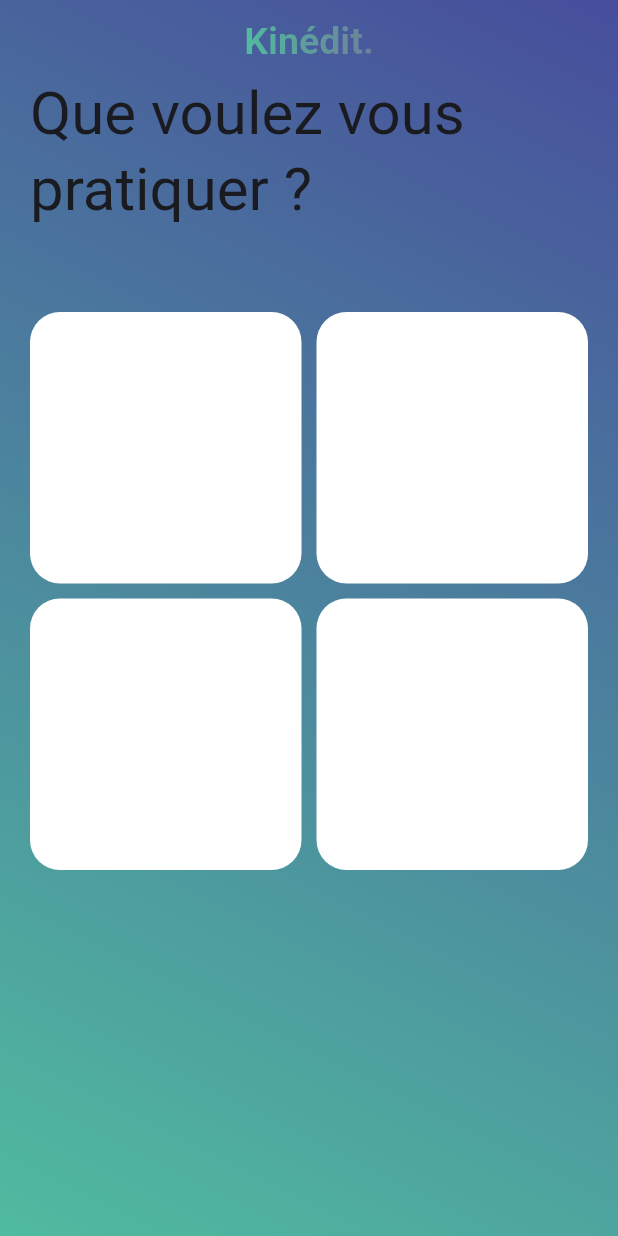
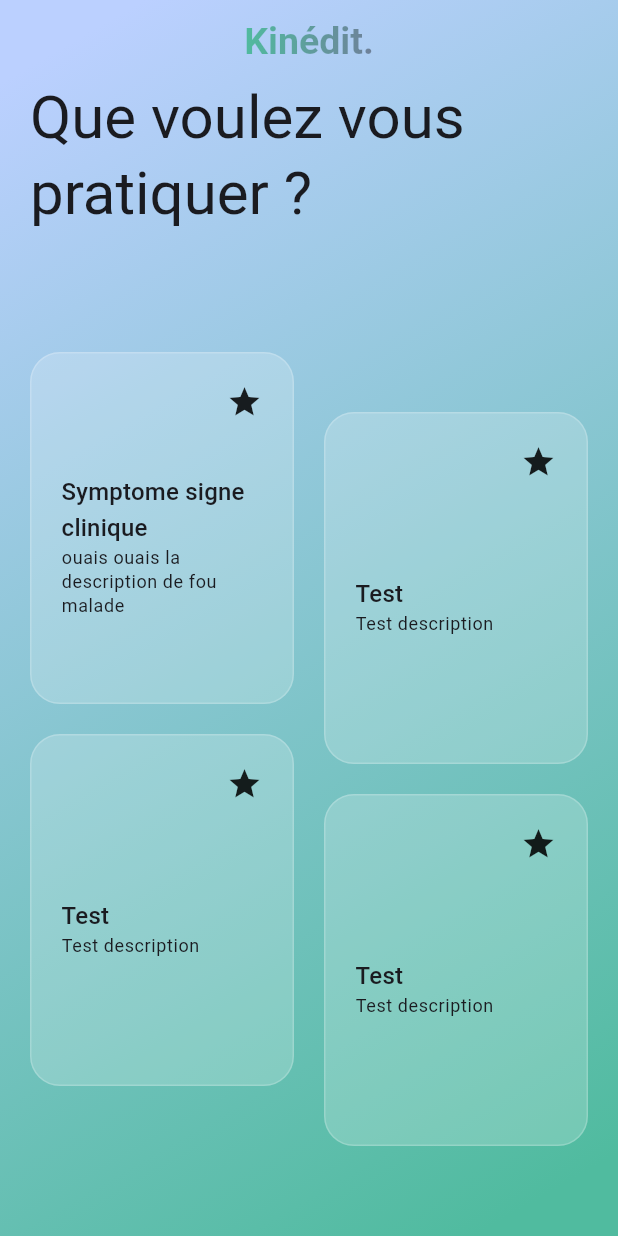
Before and after one commit to Di-KaZ/kinedit, a Flutter app: the screen it shows after launch, on a phone screen of 412 x 824 dp. Run offline on Flutter 3.47's test engine with Material 2 defaults, Android fonts, the light colour scheme and no system bars; our stand-ins replace flutter_svg, go_router, hooks_riverpod, riverpod_annotation; generated files the repository leaves out were written again.

Commit message:
first main screen implementation

```diff
--- a/analysis_options.yaml
+++ b/analysis_options.yaml
@@ -7,7 +7,7 @@
 
 # The following line activates a set of recommended lints for Flutter apps,
 # packages, and plugins designed to encourage good coding practices.
-include: package:flutter_lints/flutter.yaml
+include: package:very_good_analysis/analysis_options.yaml
 
 linter:
   # The lint rules applied to this project can be customized in the
--- a/lib/routes/home.dart
+++ b/lib/routes/home.dart
@@ -1,6 +1,5 @@
-import 'dart:ui';
-
 import 'package:flutter/material.dart';
+import 'package:flutter_svg/svg.dart';
 import 'package:go_router/go_router.dart';
 import 'package:hooks_riverpod/hooks_riverpod.dart';
 
@@ -19,8 +18,6 @@ class HomeRoute extends GoRouteData {
         title: ShaderMask(
           blendMode: BlendMode.srcIn,
           shaderCallback: (bounds) => const LinearGradient(
-            begin: Alignment.centerLeft,
-            end: Alignment.centerRight,
             colors: <Color>[Color(0xff50bb9f), Color(0xff707d99)],
           ).createShader(const Rect.fromLTWH(0, 0, 90, 25)),
           child: Text(
@@ -33,71 +30,183 @@ class HomeRoute extends GoRouteData {
         ),
       ),
       extendBodyBehindAppBar: true,
-      body: Container(
-        padding: const EdgeInsets.only(top: 50.0, left: 20, right: 20),
-        decoration: const BoxDecoration(
-          gradient: LinearGradient(
-            begin: Alignment.topRight,
-            end: Alignment.bottomLeft,
-            colors: [
-              Color(0xff474e9c),
-              Color(0xff50bb9f),
-            ],
+      body: Stack(
+        children: [
+          const Positioned.fill(
+            child: SVGBackground(),
           ),
-        ),
-        child: Center(
-          child: Column(
-            children: [
-              Text(
-                'Que voulez vous pratiquer ?',
-                style: Theme.of(context)
-                    .textTheme
-                    .titleLarge
-                    ?.copyWith(fontSize: 40),
-              ),
-              Expanded(
-                child: GridView(
-                  gridDelegate: const SliverGridDelegateWithFixedCrossAxisCount(
-                    crossAxisCount: 2,
-                    mainAxisSpacing: 10,
-                    crossAxisSpacing: 10,
+          Container(
+            padding: const EdgeInsets.all(20),
+            child: Column(
+              mainAxisAlignment: MainAxisAlignment.end,
+              children: [
+                Text(
+                  'Que voulez vous pratiquer ?',
+                  style: Theme.of(context)
+                      .textTheme
+                      .titleLarge
+                      ?.copyWith(fontSize: 40),
+                ),
+                Padding(
+                  padding: const EdgeInsets.symmetric(vertical: 40),
+                  child: Row(
+                    children: [
+                      Flexible(
+                        child: Column(
+                          mainAxisAlignment: MainAxisAlignment.center,
+                          children: [
+                            MenuCard(
+                              title: 'Symptome signe clinique',
+                              description:
+                                  'ouais ouais la description de fou malade',
+                              icon: Icons.star,
+                            ),
+                            const SizedBox(height: 20),
+                            MenuCard(
+                              title: 'Test',
+                              description: 'Test description',
+                              icon: Icons.star,
+                            ),
+                          ],
+                        ),
+                      ),
+                      const SizedBox(width: 20),
+                      Flexible(
+                        child: Padding(
+                          padding: const EdgeInsets.only(top: 80),
+                          child: Column(
+                            mainAxisAlignment: MainAxisAlignment.center,
+                            children: [
+                              MenuCard(
+                                title: 'Test',
+                                description: 'Test description',
+                                icon: Icons.star,
+                              ),
+                              const SizedBox(height: 20),
+                              MenuCard(
+                                title: 'Test',
+                                description: 'Test description',
+                                icon: Icons.star,
+                              ),
+                            ],
+                          ),
+                        ),
+                      ),
+                    ],
                   ),
-                  children: const [
-                    GameModeCard(),
-                    GameModeCard(),
-                    GameModeCard(),
-                    GameModeCard(),
-                  ],
                 ),
-              ),
-            ],
+                // GridView(
+                //   shrinkWrap: true,
+                //   gridDelegate: const SliverGridDelegateWithFixedCrossAxisCount(
+                //     crossAxisCount: 2,
+                //     mainAxisSpacing: 10,
+                //     crossAxisSpacing: 10,
+                //     childAspectRatio: 9 / 12,
+                //   ),
+                //   children: const [
+                //     MenuCard(
+                //       title: 'Test',
+                //       description: 'Test description',
+                //       icon: Icons.star,
+                //     ),
+                //     MenuCard(
+                //       title: 'Test',
+                //       description: 'Test description',
+                //       icon: Icons.star,
+                //     ),
+                //     MenuCard(
+                //       title: 'Test',
+                //       description: 'Test description',
+                //       icon: Icons.star,
+                //     ),
+                //     MenuCard(
+                //       title: 'Test',
+                //       description: 'Test description',
+                //       icon: Icons.star,
+                //     ),
+                //   ],
+                // ),
+              ],
+            ),
           ),
-        ),
-        // Row(
-        //   mainAxisSize: MainAxisSize.min,
-        //   children: [
-        //     Column(
-        //       children: [GameModeCard(), GameModeCard()],
-        //     ),
-        //     Column(
-        //       children: [GameModeCard(), GameModeCard()],
-        //     ),
-        //   ],
-        // ),
+        ],
       ),
     );
   }
 }
 
-class GameModeCard extends ConsumerWidget {
-  const GameModeCard({super.key});
+/// SVG background for the app
+class SVGBackground extends StatelessWidget {
+  /// Create SVG background for the app
+  const SVGBackground({
+    super.key,
+  });
+
+  @override
+  Widget build(BuildContext context) {
+    return SvgPicture.asset(
+      'assets/bg.svg',
+      fit: BoxFit.cover,
+    );
+  }
+}
+
+class MenuCard extends ConsumerWidget {
+  /// title of the gamemode
+  final String title;
+
+  /// short descirption of the gamemode
+  final String description;
+
+  /// the icon to display
+  final IconData icon;
+
+  const MenuCard({
+    required this.title,
+    required this.description,
+    required this.icon,
+    super.key,
+  });
 
   @override
   Widget build(BuildContext context, WidgetRef ref) {
-    return Container(
-      decoration: BoxDecoration(
-        color: Colors.white,
-        borderRadius: BorderRadius.circular(20),
+    return AspectRatio(
+      aspectRatio: 9 / 12,
+      child: Container(
+        padding: const EdgeInsets.all(20),
+        decoration: BoxDecoration(
+          border: Border.all(
+            color: Colors.white.withOpacity(.2),
+          ),
+          color: Colors.white.withOpacity(.2),
+          borderRadius: BorderRadius.circular(20),
+        ),
+        child: Column(
+          mainAxisSize: MainAxisSize.min,
+          crossAxisAlignment: CrossAxisAlignment.start,
+          children: [
+            Align(
+              alignment: Alignment.centerRight,
+              child: Icon(icon),
+            ),
+            Expanded(
+              child: Column(
+                mainAxisAlignment: MainAxisAlignment.center,
+                crossAxisAlignment: CrossAxisAlignment.start,
+                children: [
+                  Text(
+                    title,
+                    style: Theme.of(context).textTheme.titleMedium,
+                  ),
+                  Text(
+                    description,
+                    style: Theme.of(context).textTheme.bodySmall,
+                  ),
+                ],
+              ),
+            ),
+          ],
+        ),
       ),
     );
   }
```
Also changed, not shown: pubspec.yaml (+5 -2 lines), assets/bg.svg (added), pubspec.lock.
